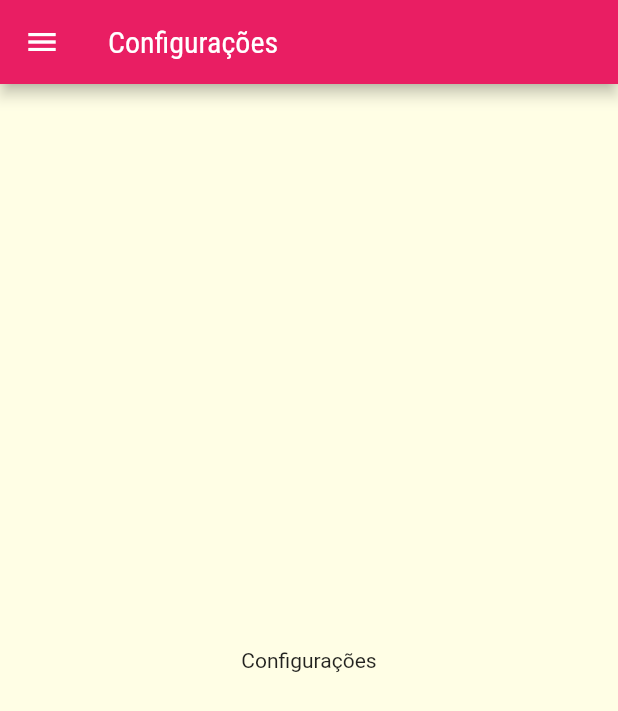
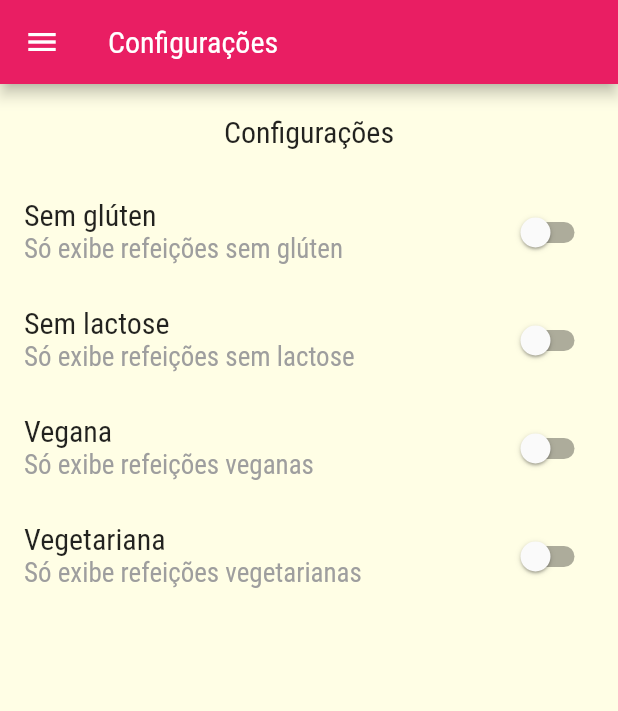
Before and after one commit to lucasalmeida00/meals, a Flutter app: the SettingsScreen screen opened by its route, on a phone screen of 412 x 824 dp. Shown: the top 711 px of the screen. Run offline on Flutter 3.47's test engine with Material 2 defaults, Android fonts, the phone set to English and light mode, and no system bars; missing offline and left inert: dart:ffi; network calls fail.

Commit message:
feat: ajustado controle de estado das configurações

```diff
--- /dev/null
+++ b/lib/components/switch.dart
@@ -0,0 +1,29 @@
+import 'package:flutter/material.dart';
+
+class SwitchItem extends StatelessWidget {
+  final String title;
+  final String subTitle;
+  final bool value;
+  final void Function(bool) onChange;
+
+  const SwitchItem({
+    required this.title,
+    required this.subTitle,
+    required this.value,
+    required this.onChange,
+    super.key,
+  });
+
+  @override
+  Widget build(BuildContext context) {
+    return SwitchListTile.adaptive(
+      title: Text(title, style: Theme.of(context).textTheme.titleLarge),
+      subtitle: Text(
+        subTitle,
+        style: Theme.of(context).textTheme.titleMedium,
+      ),
+      value: value,
+      onChanged: onChange,
+    );
+  }
+}
--- a/lib/screens/settings_screen.dart
+++ b/lib/screens/settings_screen.dart
@@ -1,9 +1,20 @@
 import 'package:flutter/material.dart';
 import 'package:meals/components/main_drawer.dart';
+import 'package:meals/components/switch.dart';
+import 'package:meals/models/settings.dart';
 
-class SettingsScreen extends StatelessWidget {
-  const SettingsScreen({super.key});
+class SettingsScreen extends StatefulWidget {
+  final Settings settings;
+  final Function(String key, bool value) onChange;
 
+  const SettingsScreen(
+      {super.key, required this.onChange, required this.settings});
+
+  @override
+  State<SettingsScreen> createState() => _SettingsScreenState();
+}
+
+class _SettingsScreenState extends State<SettingsScreen> {
   @override
   Widget build(BuildContext context) {
     return Scaffold(
@@ -11,8 +22,54 @@ class SettingsScreen extends StatelessWidget {
         title: const Text('Configurações'),
       ),
       drawer: const MainDrawer(),
-      body: const Center(
-        child: Text('Configurações'),
+      body: Column(
+        children: [
+          Container(
+            padding: const EdgeInsets.all(20),
+            child: Text(
+              'Configurações',
+              style: Theme.of(context).textTheme.titleLarge,
+            ),
+          ),
+          Expanded(
+            child: ListView(
+              children: [
+                SwitchItem(
+                  title: 'Sem glúten',
+                  subTitle: 'Só exibe refeições sem glúten',
+                  value: widget.settings.isGlutenFree,
+                  onChange: (value) {
+                    widget.onChange('gluten', value);
+                  },
+                ),
+                SwitchItem(
+                  title: 'Sem lactose',
+                  subTitle: 'Só exibe refeições sem lactose',
+                  value: widget.settings.isLactoseFree,
+                  onChange: (value) {
+                    widget.onChange('lactose', value);
+                  },
+                ),
+                SwitchItem(
+                  title: 'Vegana',
+                  subTitle: 'Só exibe refeições veganas',
+                  value: widget.settings.isVegan,
+                  onChange: (value) {
+                    widget.onChange('vegan', value);
+                  },
+                ),
+                SwitchItem(
+                  title: 'Vegetariana',
+                  subTitle: 'Só exibe refeições vegetarianas',
+                  value: widget.settings.isVegetarian,
+                  onChange: (value) {
+                    widget.onChange('vegetarian', value);
+                  },
+                ),
+              ],
+            ),
+          )
+        ],
       ),
     );
   }
```
Also changed, not shown: lib/main.dart (+46 -4 lines), lib/screens/categories_meals_screen.dart (+5 -3 lines).
